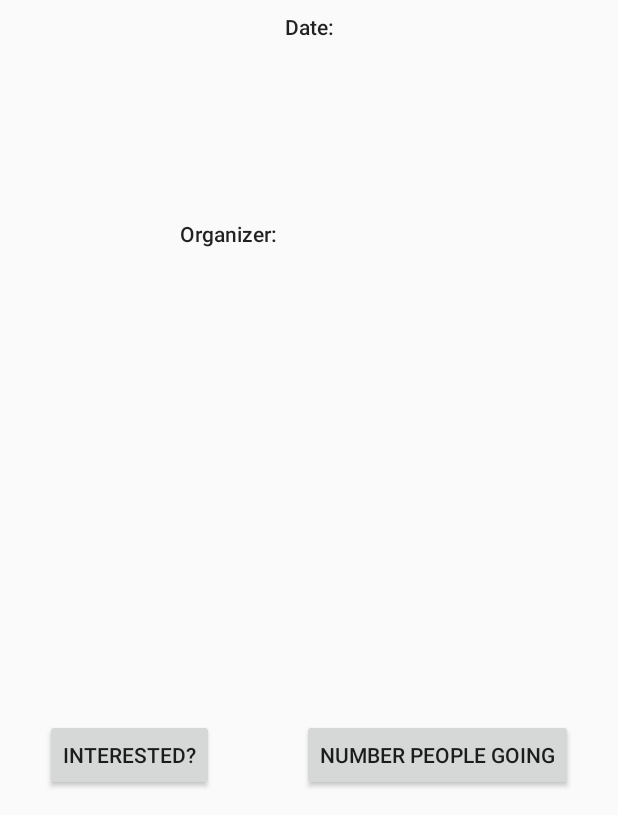
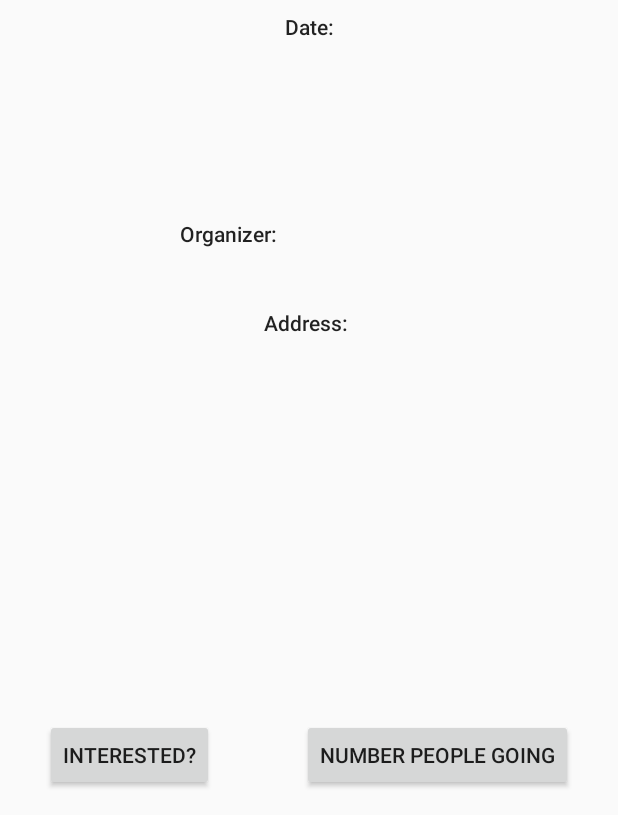
Before and after one commit to vijayshine/adnan, an Android app: the DetailActivity screen opened directly, with no data from a screen before it, after a tap on "INTERESTED?", on a phone screen of 412 x 824 dp, the part 421-1236 px from its top. Run offline under Robolectric (Android 15) with nearby library versions, the phone set to English and light mode, and no system bars; our stand-ins replace Firebase (no records; nobody signed in at launch, a user with empty details on screens opened directly).

Commit message:
Add the address field while creating and displaying event

```diff
--- a/app/src/main/java/com/example/something/better/DetailActivity.java
+++ b/app/src/main/java/com/example/something/better/DetailActivity.java
@@ -52,6 +52,10 @@ public class DetailActivity extends AppCompatActivity implements View.OnClickLis
         TextView description = (TextView) findViewById(R.id.textView9);
         TextView email = (TextView) findViewById(R.id.textView10);
 
+        //Vijay - Initialize the address textview
+        TextView address = (TextView) findViewById(R.id.textAddress);
+        //Vijay - Initialize the address textview
+
         //set onClick listeners
         Button interested = (Button) findViewById(R.id.button10);
         interested.setOnClickListener(this);
@@ -68,7 +72,12 @@ public class DetailActivity extends AppCompatActivity implements View.OnClickLis
         date.setText(dateExtra);
         String descriptionExtra = intent.getStringExtra("description");
         description.setText(descriptionExtra);
-        firebaseKey = intent.getStringExtra("key");
+
+        //Vijay - Set the text on the address textview from the intent
+        address.setText(intent.getStringExtra("address"));
+        //Vijay - Set the text on the address textview from the intent
+
+         firebaseKey = intent.getStringExtra("key");
 
         //retrieve all the people interested and display this number
         DatabaseReference ref = FirebaseDatabase.getInstance().getReference("/events");
@@ -134,7 +143,7 @@ public class DetailActivity extends AppCompatActivity implements View.OnClickLis
             }
         }
         String imageURLExtra = intent.getStringExtra("imageURL");
-        FirebaseStorage.getInstance().getReferenceFromUrl("gs://mdbsocials-56ed5.appspot.com").child(imageURLExtra+ ".png").getDownloadUrl().addOnSuccessListener(new OnSuccessListener<Uri>() {
+        FirebaseStorage.getInstance().getReferenceFromUrl("gs://adix-events-2e55b.appspot.com").child(imageURLExtra+ ".png").getDownloadUrl().addOnSuccessListener(new OnSuccessListener<Uri>() {
             @Override
             public void onSuccess(Uri uri) {
                 new DownloadFilesTask().execute(uri.toString()); Log.d("ye", uri.toString());
--- a/app/src/main/java/com/example/something/better/Event.java
+++ b/app/src/main/java/com/example/something/better/Event.java
@@ -17,6 +17,10 @@ public class Event {
     String numInterested;
     ArrayList<String> peopleInterested;
 
+    //Vijay - Add the address variable
+    String address;
+    //Vijay - Add the address variable
+
     public Event() {
         peopleInterested = new ArrayList<>();
 
--- a/app/src/main/java/com/example/something/better/FeedActivity.java
+++ b/app/src/main/java/com/example/something/better/FeedActivity.java
@@ -81,6 +81,10 @@ public class FeedActivity extends AppCompatActivity implements View.OnClickListe
                     e.numInterested = x.child("interested").getValue(String.class);
                     e.key = x.getKey();
 
+                    //Vijay - Fetch address from firebase and add to the event
+                    e.address=x.child("address").getValue(String.class);
+                    //Vijay - Fetch address from firebase and add to the event
+
                     currEvents.add(e);
                     eventAdapter.notifyDataSetChanged();
                 }
--- a/app/src/main/res/layout/activity_detail.xml
+++ b/app/src/main/res/layout/activity_detail.xml
@@ -8,139 +8,171 @@
     tools:context="com.example.something.better.DetailActivity">
 
     <ImageView
+        android:id="@+id/imageView2"
         android:layout_width="172dp"
         android:layout_height="168dp"
-        app:srcCompat="@mipmap/ic_launcher"
-        android:id="@+id/imageView2"
+        android:layout_marginStart="16dp"
+        android:layout_marginLeft="16dp"
         android:layout_marginTop="8dp"
+        android:layout_marginEnd="16dp"
+        android:layout_marginRight="16dp"
+        app:layout_constraintLeft_toLeftOf="parent"
+        app:layout_constraintRight_toRightOf="parent"
         app:layout_constraintTop_toBottomOf="@+id/textView7"
-        android:layout_marginStart="16dp"
-        app:layout_constraintLeft_toLeftOf="parent"
-        android:layout_marginLeft="16dp"
-        android:layout_marginEnd="16dp"
-        app:layout_constraintRight_toRightOf="parent"
-        android:layout_marginRight="16dp" />
+        app:srcCompat="@mipmap/ic_launcher" />
 
     <TextView
-        android:text="Event Name"
+        android:id="@+id/textView7"
         android:layout_width="wrap_content"
         android:layout_height="wrap_content"
-        android:id="@+id/textView7"
+        android:layout_marginStart="16dp"
+        android:layout_marginLeft="16dp"
         android:layout_marginTop="16dp"
-        app:layout_constraintTop_toTopOf="parent"
         android:layout_marginEnd="16dp"
+        android:layout_marginRight="16dp"
+        android:text="Event Name"
+        android:textAppearance="@style/TextAppearance.AppCompat.Headline"
+        app:layout_constraintLeft_toLeftOf="parent"
         app:layout_constraintRight_toRightOf="parent"
-        android:layout_marginRight="16dp"
-        android:layout_marginStart="16dp"
-        app:layout_constraintLeft_toLeftOf="parent"
-        android:layout_marginLeft="16dp"
-        android:textAppearance="@style/TextAppearance.AppCompat.Headline" />
+        app:layout_constraintTop_toTopOf="parent" />
 
     <TextView
-        android:text="Event Date"
+        android:id="@+id/textView8"
         android:layout_width="wrap_content"
         android:layout_height="wrap_content"
-        android:id="@+id/textView8"
         android:layout_marginStart="16dp"
+        android:layout_marginLeft="16dp"
+        android:layout_marginTop="8dp"
+        android:layout_marginEnd="16dp"
+        android:layout_marginRight="16dp"
+        android:text="Event Date"
         app:layout_constraintLeft_toLeftOf="parent"
-        android:layout_marginLeft="16dp"
-        android:layout_marginEnd="16dp"
         app:layout_constraintRight_toRightOf="parent"
-        android:layout_marginRight="16dp"
-        android:layout_marginTop="8dp"
         app:layout_constraintTop_toBottomOf="@+id/textView17" />
 
     <TextView
-        android:text="Event Description"
+        android:id="@+id/textView9"
         android:layout_width="wrap_content"
         android:layout_height="wrap_content"
-        android:id="@+id/textView9"
         android:layout_marginStart="16dp"
+        android:layout_marginLeft="16dp"
+        android:layout_marginTop="32dp"
+        android:layout_marginEnd="16dp"
+        android:layout_marginRight="16dp"
+        android:text="Event Description"
         app:layout_constraintLeft_toLeftOf="parent"
-        android:layout_marginLeft="16dp"
-        android:layout_marginEnd="16dp"
         app:layout_constraintRight_toRightOf="parent"
-        android:layout_marginRight="16dp"
-        android:layout_marginTop="32dp"
         app:layout_constraintTop_toBottomOf="@+id/textView8" />
 
     <TextView
-        android:text="Email Address"
+        android:id="@+id/textView10"
         android:layout_width="wrap_content"
         android:layout_height="wrap_content"
-        android:id="@+id/textView10"
+        android:layout_marginStart="16dp"
+        android:layout_marginLeft="16dp"
         android:layout_marginTop="40dp"
-        app:layout_constraintTop_toBottomOf="@+id/textView9"
-        android:layout_marginStart="16dp"
+        android:text="Email Address"
         app:layout_constraintLeft_toRightOf="@+id/textView19"
-        android:layout_marginLeft="16dp" />
+        app:layout_constraintTop_toBottomOf="@+id/textView9" />
 
     <Button
-        android:text="Number People Going"
+        android:id="@+id/button9"
         android:layout_width="wrap_content"
         android:layout_height="wrap_content"
-        android:id="@+id/button9"
+        android:layout_marginEnd="30dp"
+        android:layout_marginRight="30dp"
+        android:layout_marginBottom="16dp"
+        android:text="Number People Going"
         app:layout_constraintBottom_toBottomOf="parent"
-        android:layout_marginBottom="16dp"
-        android:layout_marginEnd="30dp"
-        app:layout_constraintRight_toRightOf="parent"
-        android:layout_marginRight="30dp" />
+        app:layout_constraintRight_toRightOf="parent" />
 
     <Button
-        android:text="Interested?"
+        android:id="@+id/button10"
         android:layout_width="wrap_content"
         android:layout_height="wrap_content"
-        android:id="@+id/button10"
+        android:layout_marginStart="30dp"
+        android:layout_marginLeft="30dp"
+        android:layout_marginBottom="16dp"
+        android:text="Interested?"
         app:layout_constraintBottom_toBottomOf="parent"
-        android:layout_marginBottom="16dp"
-        android:layout_marginStart="30dp"
-        app:layout_constraintLeft_toLeftOf="parent"
-        android:layout_marginLeft="30dp" />
+        app:layout_constraintLeft_toLeftOf="parent" />
 
     <TextView
-        android:text="Date:"
+        android:id="@+id/textView17"
         android:layout_width="wrap_content"
         android:layout_height="wrap_content"
-        android:id="@+id/textView17"
+        android:layout_marginStart="16dp"
+        android:layout_marginLeft="16dp"
+        android:layout_marginTop="8dp"
+        android:layout_marginEnd="16dp"
+        android:layout_marginRight="16dp"
+        android:text="Date:"
         android:textAppearance="@style/TextAppearance.AppCompat.Body2"
-        android:layout_marginTop="8dp"
-        app:layout_constraintTop_toBottomOf="@+id/imageView2"
-        android:layout_marginStart="16dp"
         app:layout_constraintLeft_toLeftOf="parent"
-        android:layout_marginLeft="16dp"
-        android:layout_marginEnd="16dp"
         app:layout_constraintRight_toRightOf="parent"
-        android:layout_marginRight="16dp" />
+        app:layout_constraintTop_toBottomOf="@+id/imageView2" />
 
     <TextView
-        android:text="Organizer:"
+        android:id="@+id/textView19"
         android:layout_width="wrap_content"
         android:layout_height="wrap_content"
-        android:id="@+id/textView19"
+        android:layout_marginStart="16dp"
+        android:layout_marginLeft="16dp"
+        android:layout_marginTop="40dp"
+        android:layout_marginEnd="16dp"
+        android:layout_marginRight="16dp"
+        android:text="Organizer:"
         android:textAppearance="@style/TextAppearance.AppCompat.Body2"
+        app:layout_constraintHorizontal_bias="0.33"
+        app:layout_constraintLeft_toLeftOf="parent"
+        app:layout_constraintRight_toRightOf="parent"
+        app:layout_constraintTop_toBottomOf="@+id/textView9" />
+
+    <!--Vijay Create the textview to show the address -->
+    <LinearLayout
+        android:layout_width="match_parent"
+        android:layout_height="wrap_content"
+        android:layout_marginStart="16dp"
+        android:layout_marginLeft="16dp"
         android:layout_marginTop="40dp"
-        app:layout_constraintTop_toBottomOf="@+id/textView9"
-        android:layout_marginEnd="16dp"
+        android:layout_marginRight="16dp"
+        android:orientation="horizontal"
+        android:gravity="center"
+        app:layout_constraintHorizontal_bias="0.33"
+        app:layout_constraintLeft_toLeftOf="parent"
         app:layout_constraintRight_toRightOf="parent"
-        android:layout_marginRight="16dp"
-        android:layout_marginStart="16dp"
-        app:layout_constraintLeft_toLeftOf="parent"
-        android:layout_marginLeft="16dp"
-        app:layout_constraintHorizontal_bias="0.33" />
+        app:layout_constraintTop_toBottomOf="@+id/textView19">
+
+        <TextView
+            android:id="@+id/textAddressLabel"
+            android:layout_width="wrap_content"
+            android:layout_height="wrap_content"
+            android:text="Address: "
+            android:textAppearance="@style/TextAppearance.AppCompat.Body2"
+            />
+
+        <TextView
+            android:id="@+id/textAddress"
+            android:layout_width="wrap_content"
+            android:layout_height="wrap_content"
+
+            />
+    </LinearLayout>
+    <!--Vijay Create the textview to show the address -->
 
     <ProgressBar
+        android:id="@+id/progressBar3"
         style="?android:attr/progressBarStyle"
         android:layout_width="wrap_content"
         android:layout_height="wrap_content"
-        android:id="@+id/progressBar3"
+        android:layout_marginStart="16dp"
+        android:layout_marginLeft="16dp"
+        android:layout_marginTop="8dp"
+        android:layout_marginEnd="16dp"
+        android:layout_marginRight="16dp"
         android:visibility="invisible"
-        android:layout_marginStart="16dp"
         app:layout_constraintLeft_toLeftOf="parent"
-        android:layout_marginLeft="16dp"
-        android:layout_marginEnd="16dp"
         app:layout_constraintRight_toRightOf="parent"
-        android:layout_marginRight="16dp"
-        android:layout_marginTop="8dp"
         app:layout_constraintTop_toBottomOf="@+id/textView10" />
 
 </android.support.constraint.ConstraintLayout>
```
Also changed, not shown: app/src/main/java/com/example/something/better/EventAdapter.java (+32 -17 lines), app/src/main/java/com/example/something/better/NewSocialActivity.java (+23 -3 lines), app/src/main/res/layout/activity_new_social.xml (+20 -0 lines).
